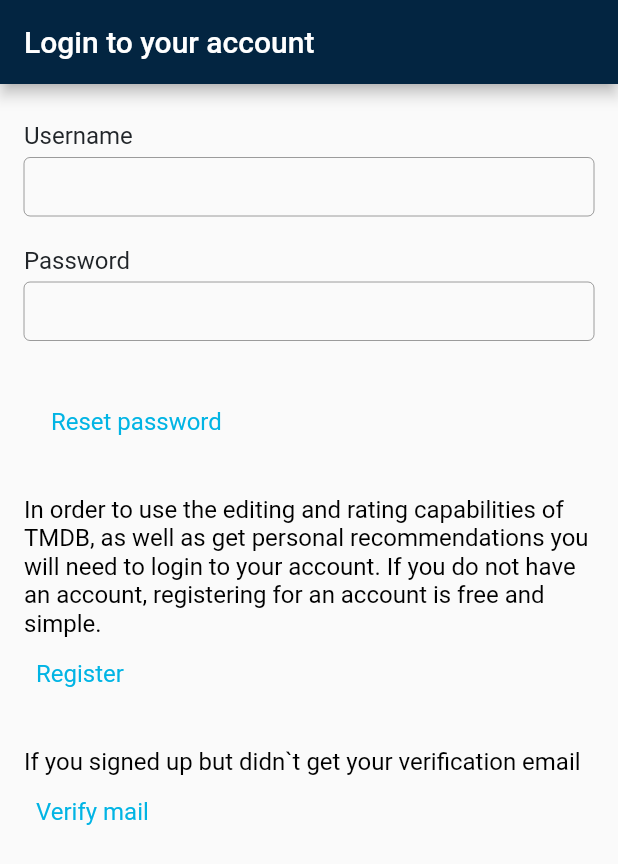
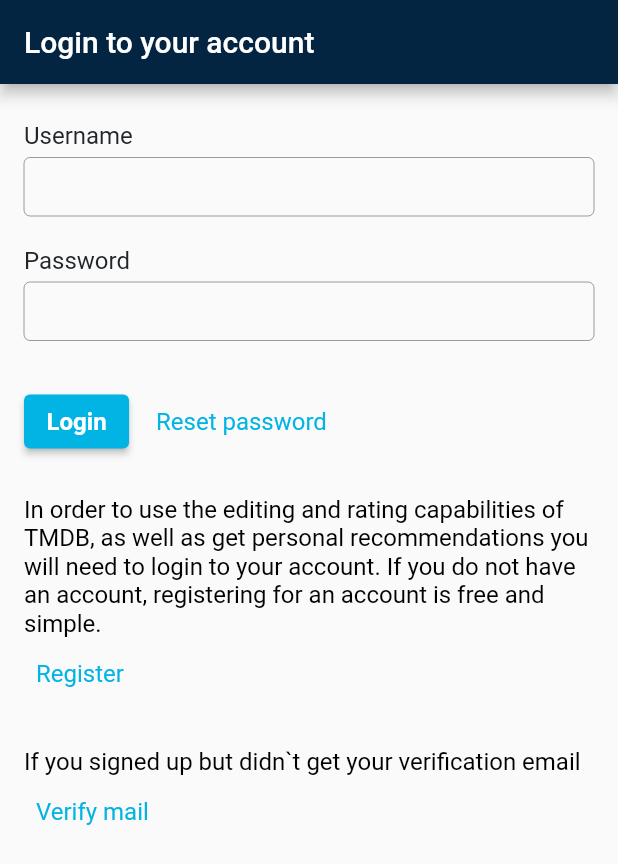
Before and after one commit to Vladislav-Popov/themoviedb, a Flutter app: the screen it shows after launch, on a phone screen of 412 x 824 dp. Shown: the top 864 px of the screen. Run offline on Flutter 3.47's test engine with Material 2 defaults, Android fonts, the phone set to English and light mode, and no system bars.

Commit message:
#62 lesson

```diff
--- a/lib/widgets/auth/auth_widget.dart
+++ b/lib/widgets/auth/auth_widget.dart
@@ -104,18 +104,18 @@ class _FormWidget extends StatelessWidget {
         SizedBox(height: 30),
         Row(
           children: [
-            // ElevatedButton(
-            //   onPressed: _auth,
-            //   child: Text('Login'),
-            //   style: ButtonStyle(
-            //     backgroundColor: MaterialStateProperty.all(color),
-            //     textStyle: MaterialStateProperty.all(
-            //         TextStyle(fontSize: 16, fontWeight: FontWeight.w700)),
-            //     padding: MaterialStateProperty.all(
-            //       EdgeInsets.symmetric(horizontal: 15, vertical: 8),
-            //     ),
-            //   ),
-            // ),
+            ElevatedButton(
+              onPressed: () {},
+              child: Text('Login'),
+              style: ButtonStyle(
+                backgroundColor: MaterialStateProperty.all(color),
+                textStyle: MaterialStateProperty.all(
+                    TextStyle(fontSize: 16, fontWeight: FontWeight.w700)),
+                padding: MaterialStateProperty.all(
+                  EdgeInsets.symmetric(horizontal: 15, vertical: 8),
+                ),
+              ),
+            ),
             SizedBox(width: 10),
             TextButton(
               onPressed: () {},
```
